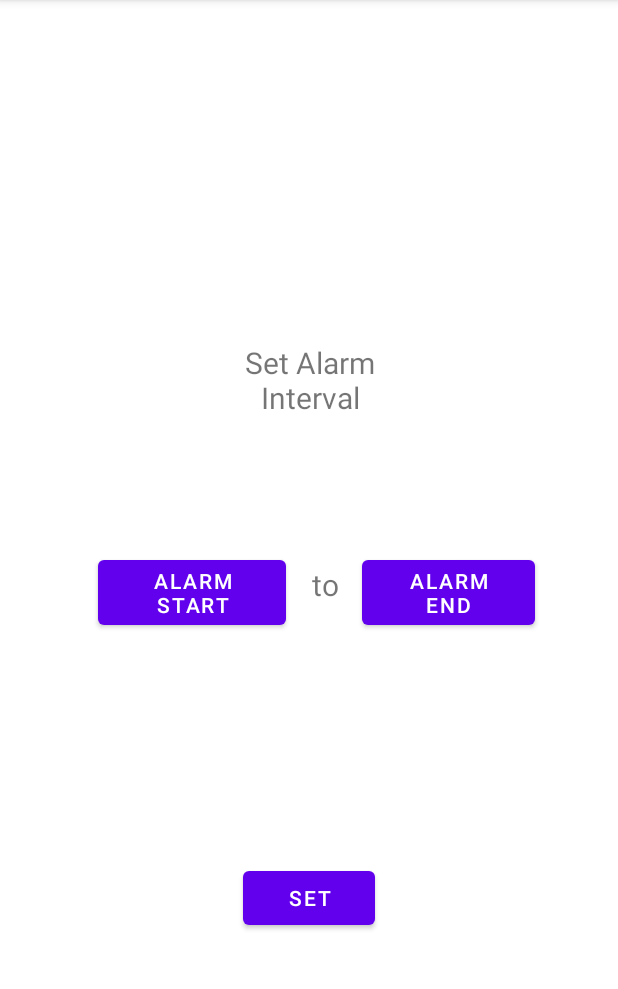
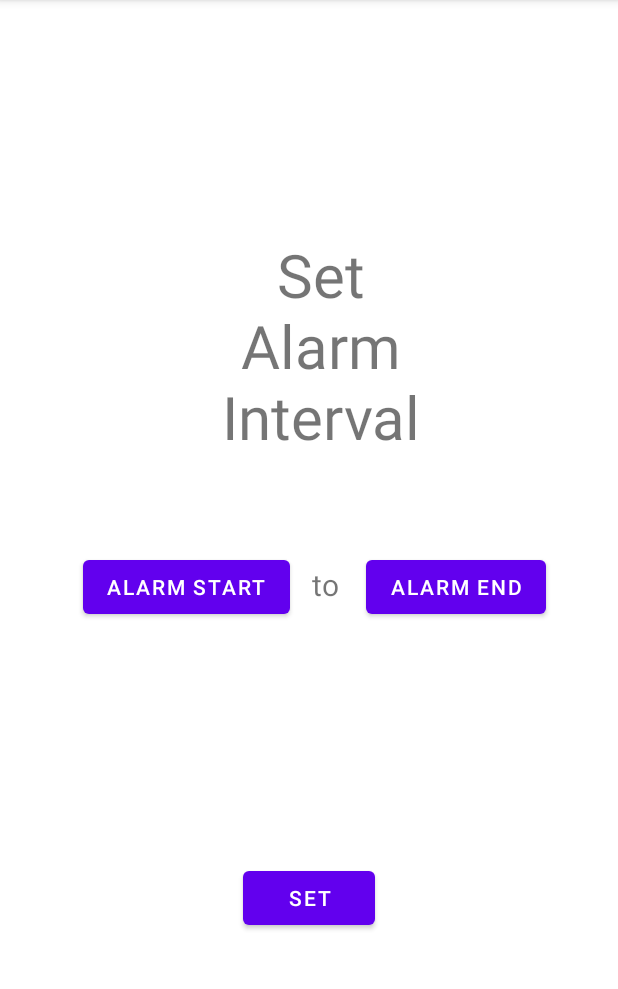
Before and after one commit to lindaf3/IntegratedNightstand, an Android app: the screen it shows after launch (MainActivity), on a phone screen of 412 x 824 dp, the part 84-1073 px from its top. Run offline under Robolectric (Android 15) with nearby library versions, the phone set to English and light mode, and no system bars.

```diff
--- a/app/src/main/res/layout/activity_main.xml
+++ b/app/src/main/res/layout/activity_main.xml
@@ -9,16 +9,16 @@
 
     <TextView
         android:id="@+id/alarmHeading"
-        android:layout_width="125dp"
-        android:layout_height="49dp"
+        android:layout_width="174dp"
+        android:layout_height="180dp"
         android:layout_alignParentStart="true"
         android:layout_alignParentTop="true"
         android:layout_centerInParent="true"
-        android:layout_marginStart="144dp"
-        android:layout_marginTop="228dp"
+        android:layout_marginStart="127dp"
+        android:layout_marginTop="156dp"
         android:text="@string/set_alarm_interval"
         android:textAlignment="center"
-        android:textSize="20sp" />
+        android:textSize="40sp" />
 
     <TextView
         android:id="@+id/alarmHeading2"
@@ -38,33 +38,31 @@
         android:layout_width="wrap_content"
         android:layout_height="wrap_content"
         android:layout_alignParentBottom="true"
+        android:layout_centerVertical="true"
         android:layout_centerHorizontal="true"
         android:layout_marginBottom="145dp"
         android:text="@string/set" />
 
     <Button
         android:id="@+id/alarmStart"
-        android:layout_width="125dp"
+        android:layout_width="wrap_content"
         android:layout_height="wrap_content"
         android:layout_alignParentStart="true"
         android:layout_alignParentTop="true"
         android:layout_centerVertical="true"
-        android:layout_marginStart="65dp"
+        android:layout_marginStart="55dp"
         android:layout_marginTop="367dp"
-        android:onClick="alarmStartSetter"
         android:text="@string/alarm_start" />
 
     <Button
         android:id="@+id/alarmEnd"
-        android:layout_width="115dp"
+        android:layout_width="wrap_content"
         android:layout_height="wrap_content"
         android:layout_alignParentStart="true"
         android:layout_alignParentTop="true"
-        android:layout_alignParentEnd="true"
-        android:layout_marginStart="241dp"
+        android:layout_centerVertical="true"
+        android:layout_marginStart="244dp"
         android:layout_marginTop="367dp"
-        android:layout_marginEnd="55dp"
-        android:onClick="alarmEndSetter"
         android:text="@string/alarm_end" />
 
 </RelativeLayout>
```
Also changed, not shown: app/src/main/java/com/example/integratednightstand/MainActivity.java (+41 -34 lines).
